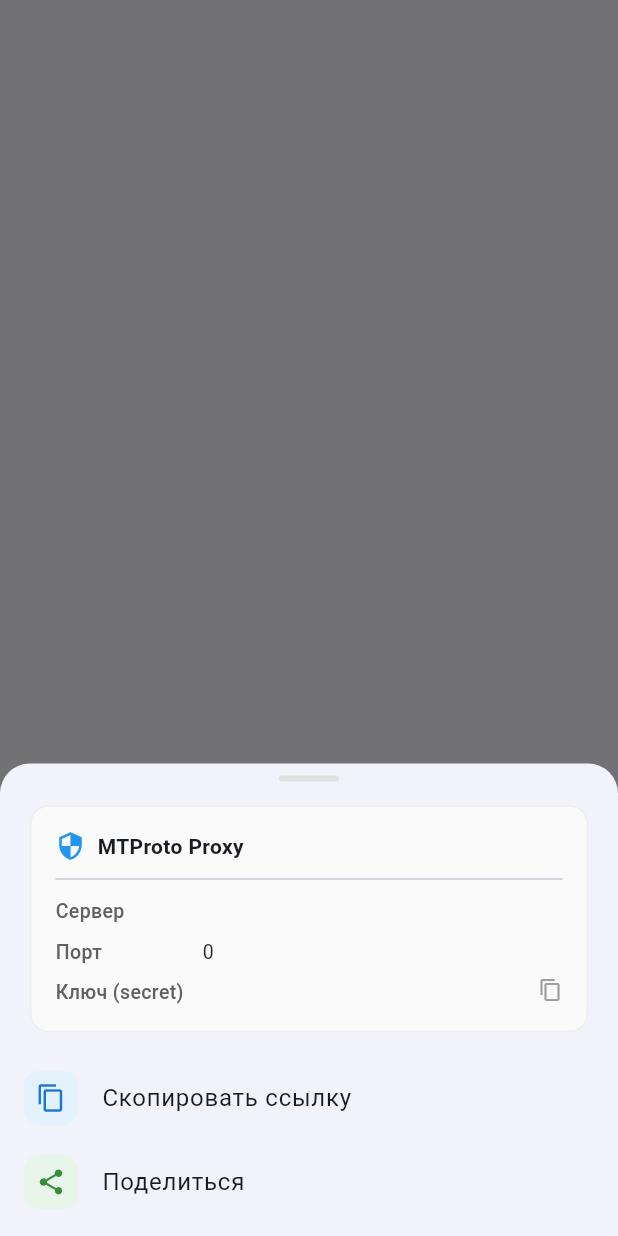
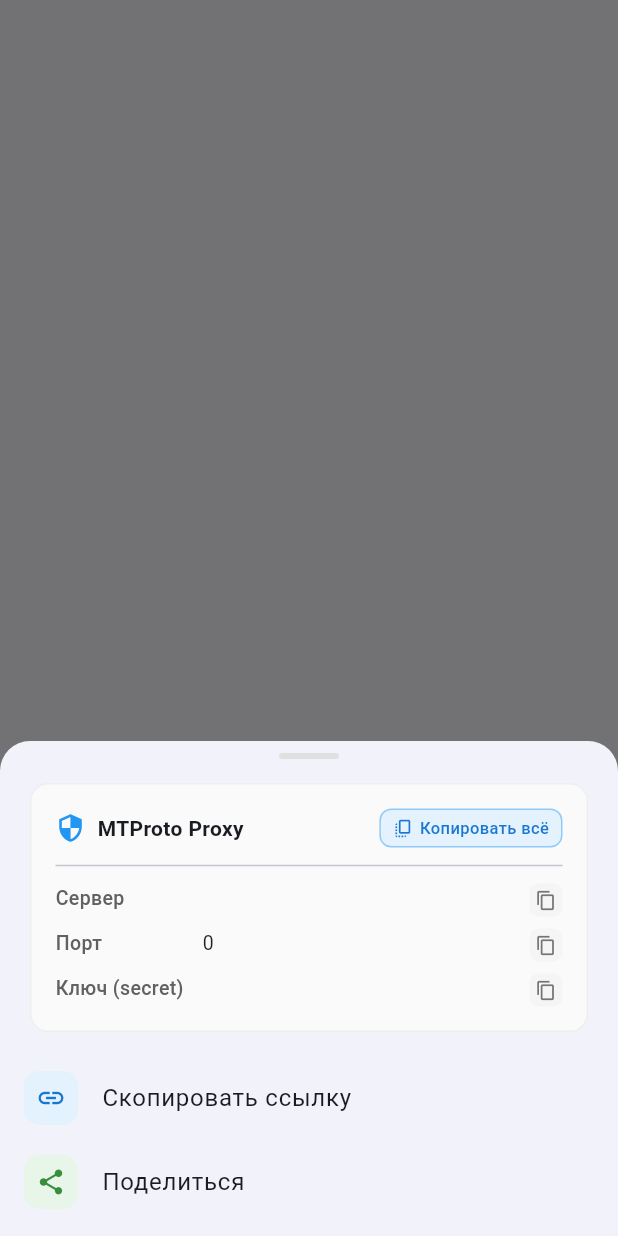
Before and after one commit to DrD-media/proxy_pinger, a Flutter app: what showProxyInfoBottomSheet() shows on an empty page, opened directly with empty values, after a tap on the "content copy" icon, on a phone screen of 412 x 824 dp. Run offline on Flutter 3.47's test engine with Material 3 defaults, Android fonts, the phone set to English and light mode, and no system bars; our stand-ins replace flutter_riverpod, flutter_slidable, go_router, hive, hive_flutter, share_plus; accounts and stored records are empty.

Commit message:
обновление экрана 1.2

```diff
--- a/lib/widgets/proxy_info_bottom_sheet.dart
+++ b/lib/widgets/proxy_info_bottom_sheet.dart
@@ -42,7 +42,10 @@ void showProxyInfoBottomSheet({
             child: Column(
               crossAxisAlignment: CrossAxisAlignment.start,
               children: [
-                // Заголовок
+                // Заголовок с общей кнопкой копирования
+                Row(
+                  mainAxisAlignment: MainAxisAlignment.spaceBetween,
+                  children: [
                     Row(
                       children: [
                         Icon(
@@ -62,29 +65,90 @@ void showProxyInfoBottomSheet({
                         ),
                       ],
                     ),
+                    // Общая кнопка копирования всех данных
+                    GestureDetector(
+                      onTap: () => _copyAllProxyData(context, proxy),
+                      child: Container(
+                        padding: const EdgeInsets.symmetric(horizontal: 8, vertical: 4),
+                        decoration: BoxDecoration(
+                          color: Colors.blue.shade50,
+                          borderRadius: BorderRadius.circular(8),
+                          border: Border.all(color: Colors.blue.shade200),
+                        ),
+                        child: Row(
+                          mainAxisSize: MainAxisSize.min,
+                          children: [
+                            Icon(Icons.copy_all, size: 14, color: Colors.blue.shade700),
+                            const SizedBox(width: 4),
+                            Text(
+                              'Копировать всё',
+                              style: TextStyle(
+                                fontSize: 11,
+                                color: Colors.blue.shade700,
+                                fontWeight: FontWeight.w500,
+                              ),
+                            ),
+                          ],
+                        ),
+                      ),
+                    ),
+                  ],
+                ),
                 const Divider(height: 24),
 
-                // Сервер
-                _buildInfoRow(context, 'Сервер', proxy.server),
+                // Сервер с кнопкой копирования
+                _buildInfoRowWithCopy(
+                  context,
+                  'Сервер',
+                  proxy.server,
+                  onCopy: () => _copyToClipboard(context, proxy.server, 'Сервер скопирован'),
+                ),
                 const SizedBox(height: 8),
 
-                // Порт
-                _buildInfoRow(context, 'Порт', proxy.port.toString()),
+                // Порт с кнопкой копирования
+                _buildInfoRowWithCopy(
+                  context,
+                  'Порт',
+                  proxy.port.toString(),
+                  onCopy: () => _copyToClipboard(context, proxy.port.toString(), 'Порт скопирован'),
+                ),
                 const SizedBox(height: 8),
 
                 // MTProto специфичные поля
                 if (proxy is MtprotoProxy) ...[
-                  _buildInfoRow(context, 'Ключ (secret)', proxy.secret, isSecret: true),
+                  _buildInfoRowWithCopy(
+                    context,
+                    'Ключ (secret)',
+                    proxy.secret,
+                    isSecret: true,
+                    onCopy: () => _copyToClipboard(context, proxy.secret, 'Ключ скопирован'),
+                  ),
                 ],
 
                 // SOCKS5 специфичные поля
                 if (proxy is Socks5Proxy) ...[
                   if (proxy.username != null)
-                    _buildInfoRow(context, 'Логин', proxy.username!),
+                    _buildInfoRowWithCopy(
+                      context,
+                      'Логин',
+                      proxy.username!,
+                      onCopy: () => _copyToClipboard(context, proxy.username!, 'Логин скопирован'),
+                    ),
                   if (proxy.password != null)
-                    _buildInfoRow(context, 'Пароль', proxy.password!, isSecret: true),
+                    _buildInfoRowWithCopy(
+                      context,
+                      'Пароль',
+                      proxy.password!,
+                      isSecret: true,
+                      onCopy: () => _copyToClipboard(context, proxy.password!, 'Пароль скопирован'),
+                    ),
                   if (proxy.username == null && proxy.password == null)
-                    _buildInfoRow(context, 'Авторизация', 'Отсутствует'),
+                    _buildInfoRowWithCopy(
+                      context,
+                      'Авторизация',
+                      'Отсутствует',
+                      onCopy: null,
+                    ),
                 ],
               ],
             ),
@@ -92,7 +156,7 @@ void showProxyInfoBottomSheet({
 
           const SizedBox(height: 16),
 
-          // Кнопка копирования
+          // Кнопка копирования ссылки
           ListTile(
             leading: Container(
               padding: const EdgeInsets.all(8),
@@ -100,18 +164,12 @@ void showProxyInfoBottomSheet({
                 color: Colors.blue.shade50,
                 borderRadius: BorderRadius.circular(10),
               ),
-              child: Icon(Icons.copy, color: Colors.blue.shade700, size: 20),
+              child: Icon(Icons.link, color: Colors.blue.shade700, size: 20),
             ),
             title: const Text('Скопировать ссылку'),
             onTap: () {
               Navigator.pop(context);
-              Clipboard.setData(ClipboardData(text: proxy.fullLink));
-              ScaffoldMessenger.of(context).showSnackBar(
-                const SnackBar(
-                  content: Text('📋 Ссылка скопирована в буфер обмена'),
-                  duration: Duration(seconds: 2),
-                ),
-              );
+              _copyToClipboard(context, proxy.fullLink, 'Ссылка скопирована');
             },
           ),
 
@@ -139,7 +197,60 @@ void showProxyInfoBottomSheet({
   );
 }
 
-Widget _buildInfoRow(BuildContext context, String label, String value, {bool isSecret = false}) {
+/// Копирование всех данных прокси
+void _copyAllProxyData(BuildContext context, ProxyEntity proxy) {
+  String allData = '';
+
+  allData += 'Тип: ${proxy.type == ProxyType.mtproto ? 'MTProto' : 'SOCKS5'}\n';
+  allData += 'Сервер: ${proxy.server}\n';
+  allData += 'Порт: ${proxy.port}\n';
+
+  if (proxy is MtprotoProxy) {
+    allData += 'Ключ (secret): ${proxy.secret}\n';
+  }
+
+  if (proxy is Socks5Proxy) {
+    if (proxy.username != null) {
+      allData += 'Логин: ${proxy.username}\n';
+    }
+    if (proxy.password != null) {
+      allData += 'Пароль: ${proxy.password}\n';
+    }
+    if (proxy.username == null && proxy.password == null) {
+      allData += 'Авторизация: Отсутствует\n';
+    }
+  }
+
+  allData += '\nСсылка: ${proxy.fullLink}';
+
+  Clipboard.setData(ClipboardData(text: allData));
+  ScaffoldMessenger.of(context).showSnackBar(
+    const SnackBar(
+      content: Text('📋 Все данные прокси скопированы'),
+      duration: Duration(seconds: 2),
+    ),
+  );
+}
+
+/// Копирование в буфер обмена
+void _copyToClipboard(BuildContext context, String text, String message) {
+  Clipboard.setData(ClipboardData(text: text));
+  ScaffoldMessenger.of(context).showSnackBar(
+    SnackBar(
+      content: Text('📋 $message'),
+      duration: const Duration(seconds: 1),
+    ),
+  );
+}
+
+/// Строка с информацией и кнопкой копирования
+Widget _buildInfoRowWithCopy(
+  BuildContext context,
+  String label,
+  String value, {
+  bool isSecret = false,
+  VoidCallback? onCopy,
+}) {
   return Row(
     crossAxisAlignment: CrossAxisAlignment.start,
     children: [
@@ -167,20 +278,17 @@ Widget _buildInfoRow(BuildContext context, String label, String value, {bool isS
           overflow: TextOverflow.ellipsis,
         ),
       ),
-      if (isSecret)
+      if (onCopy != null)
         GestureDetector(
-          onTap: () {
-            Clipboard.setData(ClipboardData(text: value));
-            ScaffoldMessenger.of(context).showSnackBar(
-              const SnackBar(
-                content: Text('📋 Скопировано'),
-                duration: Duration(seconds: 1),
+          onTap: onCopy,
+          child: Container(
+            padding: const EdgeInsets.all(4),
+            margin: const EdgeInsets.only(left: 8),
+            decoration: BoxDecoration(
+              color: Colors.grey.shade100,
+              borderRadius: BorderRadius.circular(6),
             ),
-            );
-          },
-          child: Padding(
-            padding: const EdgeInsets.only(left: 8),
-            child: Icon(Icons.copy, size: 16, color: Colors.grey.shade500),
+            child: Icon(Icons.copy, size: 14, color: Colors.grey.shade600),
           ),
         ),
     ],
```
Lines whose indentation alone changed are shown as unchanged.
